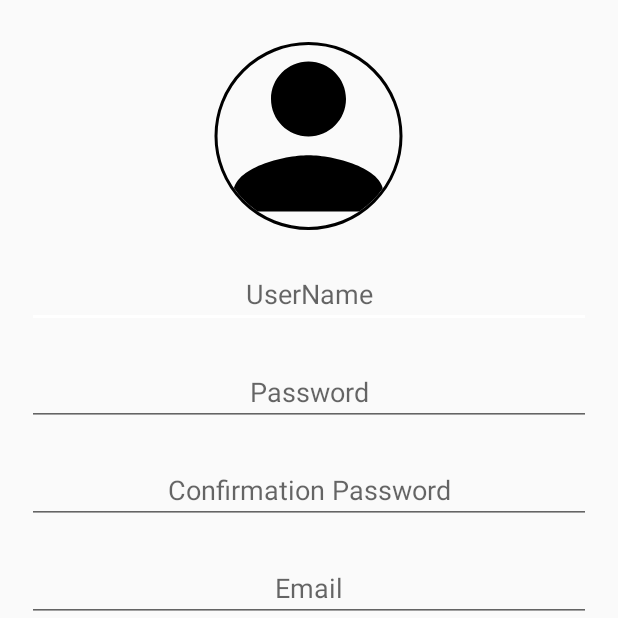
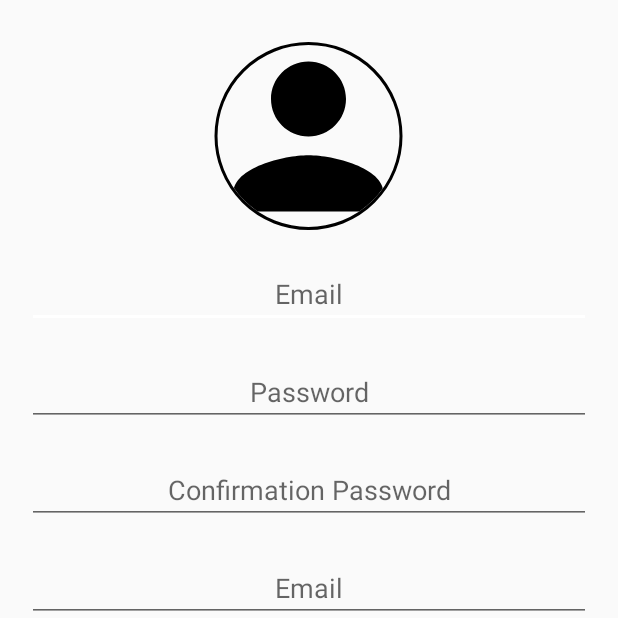
Before and after one commit to hatm1998/tourist_guide_Project, an Android app: the SignUp screen opened directly, with no data from a screen before it, on a phone screen of 412 x 824 dp, the top half of it. Run offline under Robolectric (Android 15) with nearby library versions, the phone set to English and light mode, and no system bars; our stand-ins replace CircleImageView, Firebase (no records; nobody signed in at launch, a user with empty details on screens opened directly); libraries missing offline, so code that uses them is left out: com.theartofdev.edmodo.

Commit message:
ziad edit

```diff
--- a/app/src/main/res/values/strings.xml
+++ b/app/src/main/res/values/strings.xml
@@ -5,7 +5,7 @@
     <string name="Pass">Password</string>
     <string name="Login">Login</string>
     <string name="SignUp">SignUp</string>
-    <string name="Username">UserName</string>
+    <string name="Username">Email</string>
     <string name="Confrimation_pass">Confirmation Password</string>
     <string name="txtGuest">Guest</string>
     <string name="Field_empty">Fields con\'t be Empty</string>
```
